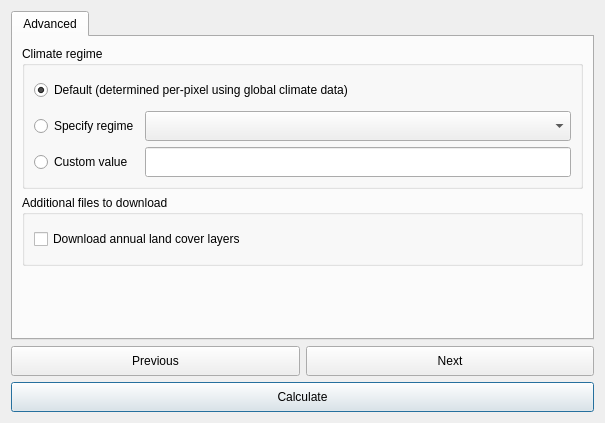
The window that LDMP/gui/DlgCalculateSOC.ui (ConservationInternational/trends.earth) describes before a commit, drawn with Qt 5.
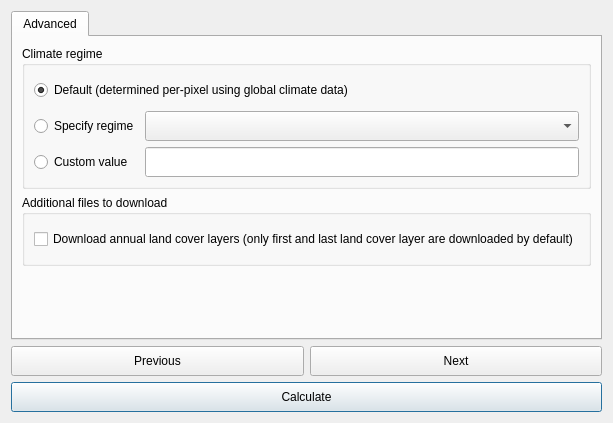
The same window after the commit.

Commit message: Clarify wording.

Diff of the .ui file:
```diff
--- a/LDMP/gui/DlgCalculateSOC.ui
+++ b/LDMP/gui/DlgCalculateSOC.ui
@@ -158,7 +158,7 @@
              </size>
             </property>
             <property name="text">
-             <string>Download annual land cover layers</string>
+             <string>Download annual land cover layers (only first and last land cover layer are downloaded by default)</string>
             </property>
            </widget>
           </item>
```
